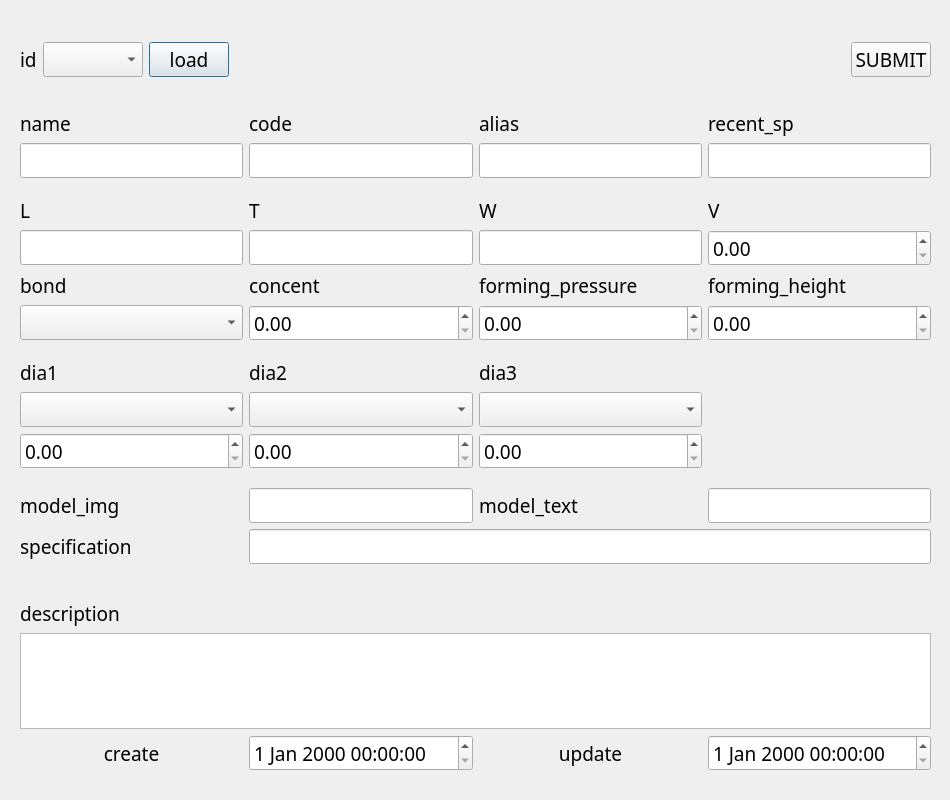
The window that ui/segmentDialog.ui (SuhYeoJee/OrderManager) describes before a commit, drawn with Qt 5.
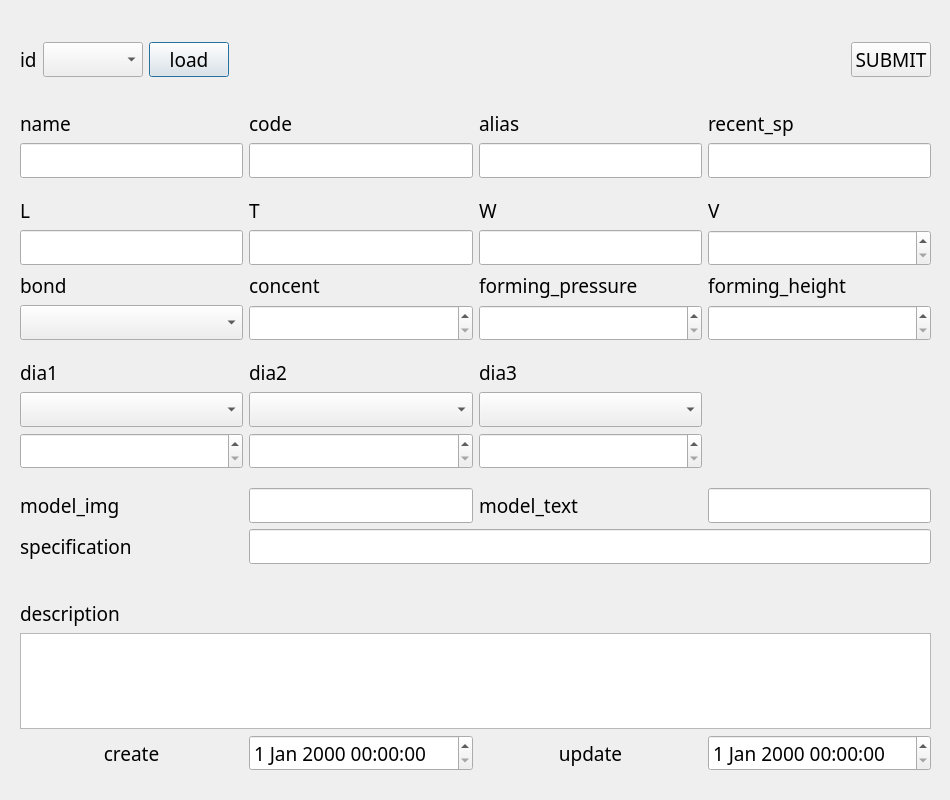
The same window after the commit.

The edit to the form file:
```diff
--- a/ui/segmentDialog.ui
+++ b/ui/segmentDialog.ui
@@ -176,6 +176,9 @@
     </item>
     <item row="6" column="3">
      <widget class="QDoubleSpinBox" name="forming_heightDoubleSpinBox">
+      <property name="specialValueText">
+       <string> </string>
+      </property>
       <property name="maximum">
        <double>999999.989999999990687</double>
       </property>
@@ -193,6 +196,9 @@
     </item>
     <item row="10" column="1">
      <widget class="QDoubleSpinBox" name="dia2_rateDoubleSpinBox">
+      <property name="specialValueText">
+       <string> </string>
+      </property>
       <property name="maximum">
        <double>999999.989999999990687</double>
       </property>
@@ -247,6 +253,9 @@
     </item>
     <item row="4" column="3">
      <widget class="QDoubleSpinBox" name="vDoubleSpinBox">
+      <property name="specialValueText">
+       <string> </string>
+      </property>
       <property name="maximum">
        <double>999999.989999999990687</double>
       </property>
@@ -267,6 +276,9 @@
     </item>
     <item row="10" column="0">
      <widget class="QDoubleSpinBox" name="dia1_rateDoubleSpinBox">
+      <property name="specialValueText">
+       <string> </string>
+      </property>
       <property name="maximum">
        <double>999999.989999999990687</double>
       </property>
@@ -304,6 +316,9 @@
     </item>
     <item row="10" column="2">
      <widget class="QDoubleSpinBox" name="dia3_rateDoubleSpinBox">
+      <property name="specialValueText">
+       <string> </string>
+      </property>
       <property name="maximum">
        <double>999999.989999999990687</double>
       </property>
@@ -354,6 +369,9 @@
     </item>
     <item row="6" column="2">
      <widget class="QDoubleSpinBox" name="forming_pressureDoubleSpinBox">
+      <property name="specialValueText">
+       <string> </string>
+      </property>
       <property name="maximum">
        <double>999999.989999999990687</double>
       </property>
@@ -367,6 +385,9 @@
     </item>
     <item row="6" column="1">
      <widget class="QDoubleSpinBox" name="concentDoubleSpinBox">
+      <property name="specialValueText">
+       <string> </string>
+      </property>
       <property name="maximum">
        <double>999999.989999999990687</double>
       </property>
```
Left out of the diff: 12 changed lines with no effect on the pictures.
